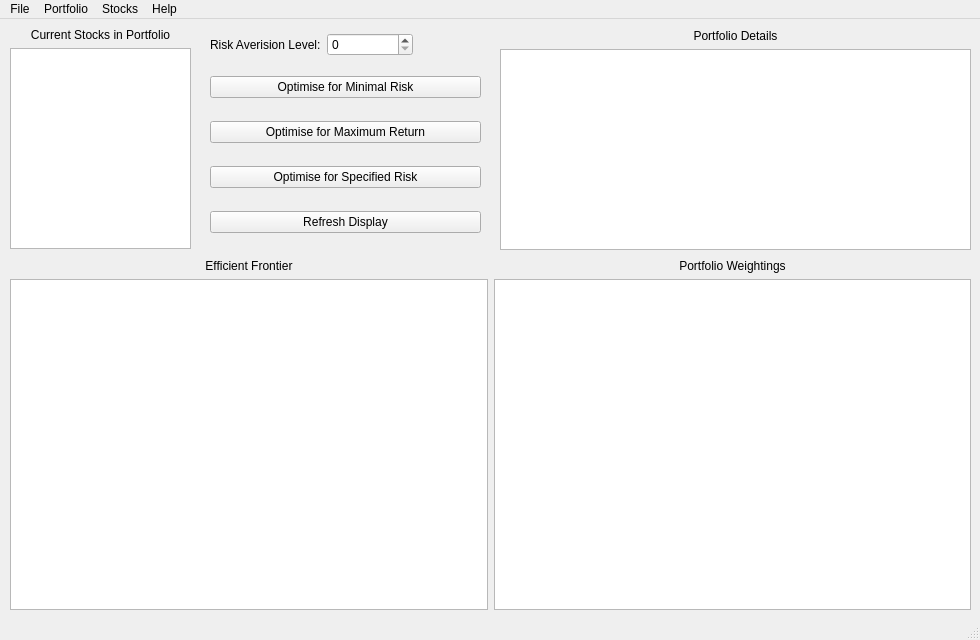
Before: the Qt Designer form Gui/MainWindow.ui in TheGraeme95/Markowitz-Portfolio-Optimiser, drawn with Qt 5.
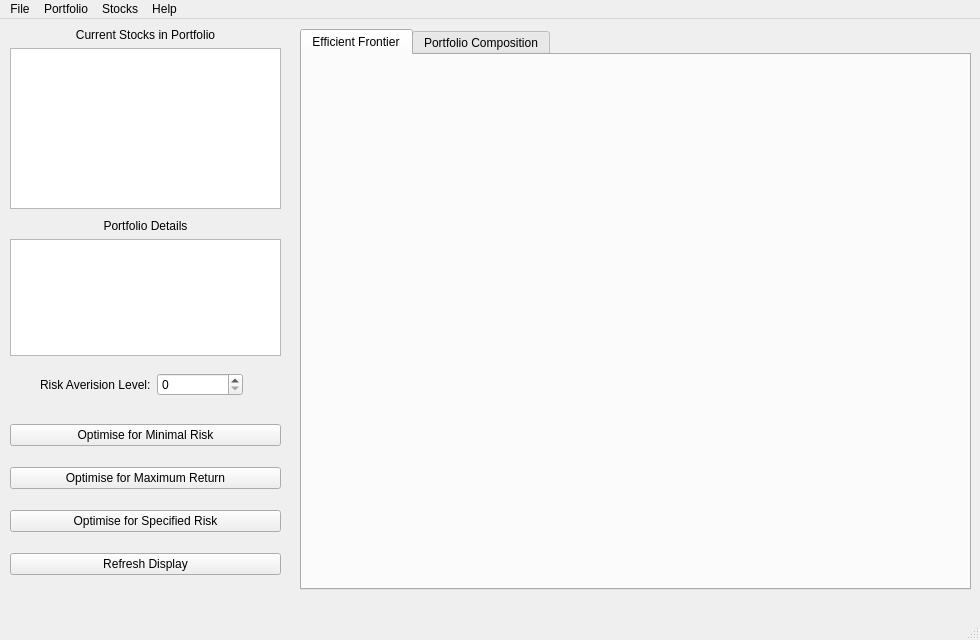
After: the same form once the commit is applied.

Commit message:
Finished All stock's graphs
Just main page let to do.

```diff
--- a/Gui/MainWindow.ui
+++ b/Gui/MainWindow.ui
@@ -29,10 +29,10 @@
    <widget class="QWidget" name="verticalLayoutWidget">
     <property name="geometry">
      <rect>
-      <x>500</x>
-      <y>10</y>
-      <width>471</width>
-      <height>221</height>
+      <x>10</x>
+      <y>200</y>
+      <width>271</width>
+      <height>137</height>
      </rect>
     </property>
     <layout class="QVBoxLayout" name="verticalLayout_4">
@@ -47,7 +47,11 @@
       </widget>
      </item>
      <item>
-      <widget class="QTextBrowser" name="textBrowser_2"/>
+      <widget class="QTextEdit" name="portfolioDetailsText">
+       <property name="textInteractionFlags">
+        <set>Qt::TextSelectableByKeyboard|Qt::TextSelectableByMouse</set>
+       </property>
+      </widget>
      </item>
     </layout>
    </widget>
@@ -56,8 +60,8 @@
      <rect>
       <x>10</x>
       <y>9</y>
-      <width>181</width>
-      <height>221</height>
+      <width>271</width>
+      <height>181</height>
      </rect>
     </property>
     <layout class="QVBoxLayout" name="verticalLayout_5">
@@ -78,17 +82,21 @@
       </widget>
      </item>
      <item>
-      <widget class="QTextBrowser" name="textBrowser"/>
+      <widget class="QListWidget" name="portfolioStockList">
+       <property name="editTriggers">
+        <set>QAbstractItemView::NoEditTriggers</set>
+       </property>
+      </widget>
      </item>
     </layout>
    </widget>
    <widget class="QWidget" name="verticalLayoutWidget_3">
     <property name="geometry">
      <rect>
-      <x>210</x>
-      <y>40</y>
+      <x>10</x>
+      <y>390</y>
       <width>271</width>
-      <height>191</height>
+      <height>181</height>
      </rect>
     </property>
     <layout class="QVBoxLayout" name="verticalLayout_6">
@@ -125,8 +133,8 @@
    <widget class="QWidget" name="horizontalLayoutWidget_2">
     <property name="geometry">
      <rect>
-      <x>210</x>
-      <y>10</y>
+      <x>40</x>
+      <y>350</y>
       <width>203</width>
       <height>31</height>
      </rect>
@@ -151,37 +159,38 @@
    <widget class="QWidget" name="gridLayoutWidget">
     <property name="geometry">
      <rect>
-      <x>10</x>
-      <y>240</y>
-      <width>961</width>
-      <height>351</height>
+      <x>300</x>
+      <y>10</y>
+      <width>671</width>
+      <height>561</height>
      </rect>
     </property>
     <layout class="QGridLayout" name="gridLayout">
-     <item row="1" column="0">
-      <widget class="QGraphicsView" name="graphicsView_2"/>
-     </item>
-     <item row="1" column="1">
-      <widget class="QGraphicsView" name="graphicsView"/>
-     </item>
      <item row="0" column="0">
-      <widget class="QLabel" name="label_3">
-       <property name="text">
-        <string>Efficient Frontier</string>
+      <widget class="QTabWidget" name="tabWidget">
+       <property name="currentIndex">
+        <number>0</number>
        </property>
-       <property name="alignment">
-        <set>Qt::AlignCenter</set>
-       </property>
-      </widget>
-     </item>
-     <item row="0" column="1">
-      <widget class="QLabel" name="label_4">
-       <property name="text">
-        <string>Portfolio Weightings</string>
-       </property>
-       <property name="alignment">
-        <set>Qt::AlignCenter</set>
-       </property>
+       <widget class="QWidget" name="graph5">
+        <attribute name="title">
+         <string>Efficient Frontier</string>
+        </attribute>
+        <layout class="QGridLayout" name="gridLayout_3">
+         <item row="0" column="0">
+          <layout class="QGridLayout" name="graphLayout5"/>
+         </item>
+        </layout>
+       </widget>
+       <widget class="QWidget" name="graph6">
+        <attribute name="title">
+         <string>Portfolio Composition</string>
+        </attribute>
+        <layout class="QGridLayout" name="gridLayout_5">
+         <item row="0" column="0">
+          <layout class="QGridLayout" name="graphLayout6"/>
+         </item>
+        </layout>
+       </widget>
       </widget>
      </item>
     </layout>
```
Left out of the diff: 23 changed lines with no effect on the pictures. The commit also changes 4 other files.
